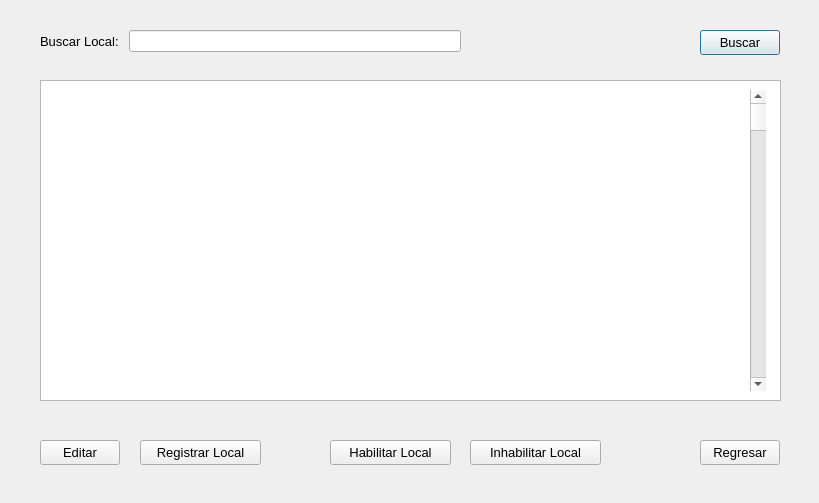
Qt form PAF_GUI/PAF_GRAFICA/gui/gestionarlocal.ui (JMOrbegoso/USS-2021-II-PP) before a commit.
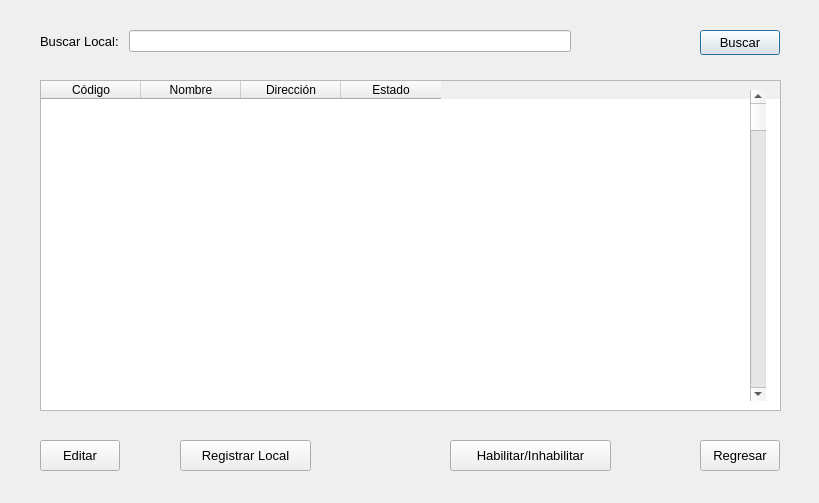
The same form after that commit.

Commit message:
Parte listar Locales
lo hice yo uwu

Diff of the .ui file:
```diff
--- a/PAF_GUI/PAF_GRAFICA/gui/gestionarlocal.ui
+++ b/PAF_GUI/PAF_GRAFICA/gui/gestionarlocal.ui
@@ -18,7 +18,7 @@
     <rect>
      <x>40</x>
      <y>30</y>
-     <width>421</width>
+     <width>531</width>
      <height>31</height>
     </rect>
    </property>
@@ -58,15 +58,107 @@
     <string>Buscar</string>
    </property>
   </widget>
-  <widget class="QListWidget" name="listaLocalesCv">
+  <widget class="QPushButton" name="editarLocalPb">
+   <property name="geometry">
+    <rect>
+     <x>40</x>
+     <y>440</y>
+     <width>80</width>
+     <height>31</height>
+    </rect>
+   </property>
+   <property name="font">
+    <font>
+     <pointsize>10</pointsize>
+    </font>
+   </property>
+   <property name="text">
+    <string>Editar</string>
+   </property>
+  </widget>
+  <widget class="QPushButton" name="registrarLocalPb">
+   <property name="geometry">
+    <rect>
+     <x>180</x>
+     <y>440</y>
+     <width>131</width>
+     <height>31</height>
+    </rect>
+   </property>
+   <property name="font">
+    <font>
+     <pointsize>10</pointsize>
+    </font>
+   </property>
+   <property name="text">
+    <string>Registrar Local</string>
+   </property>
+  </widget>
+  <widget class="QPushButton" name="habilitarLocalPb">
+   <property name="geometry">
+    <rect>
+     <x>450</x>
+     <y>440</y>
+     <width>161</width>
+     <height>31</height>
+    </rect>
+   </property>
+   <property name="font">
+    <font>
+     <pointsize>10</pointsize>
+    </font>
+   </property>
+   <property name="text">
+    <string>Habilitar/Inhabilitar</string>
+   </property>
+  </widget>
+  <widget class="QPushButton" name="regresarPb">
+   <property name="geometry">
+    <rect>
+     <x>700</x>
+     <y>440</y>
+     <width>80</width>
+     <height>31</height>
+    </rect>
+   </property>
+   <property name="font">
+    <font>
+     <pointsize>10</pointsize>
+    </font>
+   </property>
+   <property name="text">
+    <string>Regresar</string>
+   </property>
+  </widget>
+  <widget class="QTableWidget" name="twMostrarLocales">
    <property name="geometry">
     <rect>
      <x>40</x>
      <y>80</y>
      <width>741</width>
-     <height>321</height>
+     <height>331</height>
     </rect>
    </property>
+   <column>
+    <property name="text">
+     <string>Código</string>
+    </property>
+   </column>
+   <column>
+    <property name="text">
+     <string>Nombre</string>
+    </property>
+   </column>
+   <column>
+    <property name="text">
+     <string>Dirección</string>
+    </property>
+   </column>
+   <column>
+    <property name="text">
+     <string>Estado</string>
+    </property>
+   </column>
   </widget>
   <widget class="QScrollBar" name="verticalScrollBar">
    <property name="geometry">
@@ -74,103 +166,13 @@
      <x>750</x>
      <y>90</y>
      <width>16</width>
-     <height>301</height>
+     <height>311</height>
     </rect>
    </property>
    <property name="orientation">
     <enum>Qt::Vertical</enum>
    </property>
   </widget>
-  <widget class="QPushButton" name="editarLocalPb">
-   <property name="geometry">
-    <rect>
-     <x>40</x>
-     <y>440</y>
-     <width>80</width>
-     <height>25</height>
-    </rect>
-   </property>
-   <property name="font">
-    <font>
-     <pointsize>10</pointsize>
-    </font>
-   </property>
-   <property name="text">
-    <string>Editar</string>
-   </property>
-  </widget>
-  <widget class="QPushButton" name="registrarLocalPb">
-   <property name="geometry">
-    <rect>
-     <x>140</x>
-     <y>440</y>
-     <width>121</width>
-     <height>25</height>
-    </rect>
-   </property>
-   <property name="font">
-    <font>
-     <pointsize>10</pointsize>
-    </font>
-   </property>
-   <property name="text">
-    <string>Registrar Local</string>
-   </property>
-  </widget>
-  <widget class="QPushButton" name="habilitarLocalPb">
-   <property name="geometry">
-    <rect>
-     <x>330</x>
-     <y>440</y>
-     <width>121</width>
-     <height>25</height>
-    </rect>
-   </property>
-   <property name="font">
-    <font>
-     <pointsize>10</pointsize>
-    </font>
-   </property>
-   <property name="text">
-    <string>Habilitar Local</string>
-   </property>
-  </widget>
-  <widget class="QPushButton" name="inhabilitarLocalPb">
-   <property name="geometry">
-    <rect>
-     <x>470</x>
-     <y>440</y>
-     <width>131</width>
-     <height>25</height>
-    </rect>
-   </property>
-   <property name="font">
-    <font>
-     <pointsize>10</pointsize>
-    </font>
-   </property>
-   <property name="text">
-    <string>Inhabilitar Local</string>
-   </property>
-  </widget>
-  <widget class="QPushButton" name="regresarPb">
-   <property name="geometry">
-    <rect>
-     <x>700</x>
-     <y>440</y>
-     <width>80</width>
-     <height>25</height>
-    </rect>
-   </property>
-   <property name="font">
-    <font>
-     <pointsize>10</pointsize>
-    </font>
-   </property>
-   <property name="text">
-    <string>Regresar</string>
-   </property>
-  </widget>
  </widget>
  <tabstops>
   <tabstop>buscarLocalTxt</tabstop>
```
Left out of the diff: 2 changed lines with no effect on the pictures. The commit also changes 7 other files.
